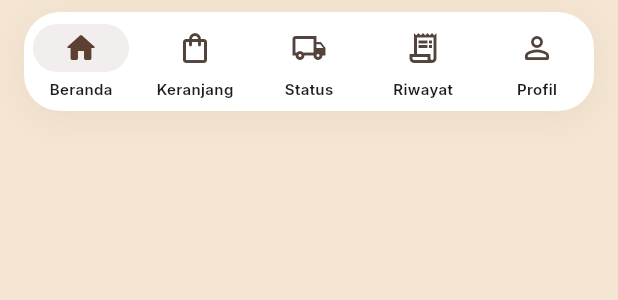
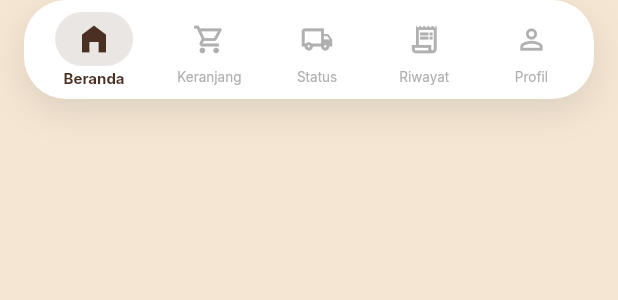
Before and after one commit to DeryWahyu/ciks_coffee_mobile, a Flutter app: the AppBottomNavigation widget shown alone on an empty page, opened directly with empty values, on a phone screen of 412 x 824 dp. Shown: the top 300 px of the screen. Run offline on Flutter 3.47's test engine with Material 3 defaults, Android fonts, the phone set to English and light mode, and no system bars; our stand-ins replace firebase_core, firebase_messaging, flutter_local_notifications, flutter_secure_storage, google_fonts, image_picker and 1 more; missing offline and left inert: flutter_ringtone_player; accounts and stored records are empty; network calls fail.

Commit message:
kembalikan ui lama

```diff
--- a/lib/widgets/app_bottom_navigation.dart
+++ b/lib/widgets/app_bottom_navigation.dart
@@ -1,7 +1,6 @@
 import 'package:flutter/material.dart';
 
 import '../providers/language_provider.dart';
-import 'coffee_overlays.dart';
 
 class AppBottomNavigation extends StatelessWidget {
   const AppBottomNavigation({
@@ -21,74 +20,124 @@ class AppBottomNavigation extends StatelessWidget {
   Widget build(BuildContext context) {
     return SafeArea(
       top: false,
-      child: Padding(
-        padding: const EdgeInsets.fromLTRB(16, 8, 16, 12),
       child: Container(
+        margin: const EdgeInsets.fromLTRB(16, 0, 16, 20),
+        padding: const EdgeInsets.symmetric(horizontal: 6, vertical: 8),
         decoration: BoxDecoration(
-            borderRadius: BorderRadius.circular(24),
+          color: Colors.white,
+          borderRadius: BorderRadius.circular(28),
           boxShadow: [
             BoxShadow(
-                color: CoffeeColors.ink.withValues(alpha: 0.07),
-                blurRadius: 22,
-                offset: const Offset(0, 5),
+              color: Colors.black.withValues(alpha: 0.10),
+              blurRadius: 20,
+              offset: const Offset(0, 8),
             ),
           ],
         ),
-          clipBehavior: Clip.antiAlias,
-          child: NavigationBarTheme(
-            data: const NavigationBarThemeData(
-              labelTextStyle: WidgetStatePropertyAll(
-                TextStyle(
-                  fontFamily: 'CiksSans',
-                  fontSize: 10,
-                  fontWeight: FontWeight.w600,
-                ),
-              ),
-            ),
-            child: NavigationBar(
-              selectedIndex: index,
-              onDestinationSelected: onSelected,
-              backgroundColor: Colors.white,
-              surfaceTintColor: Colors.transparent,
-              elevation: 0,
-              height: 66,
-              indicatorColor: CoffeeColors.ink.withValues(alpha: 0.08),
-              destinations: [
-                NavigationDestination(
-                  icon: const Icon(Icons.home_outlined),
-                  selectedIcon: const Icon(Icons.home_rounded),
+        child: Row(
+          mainAxisAlignment: MainAxisAlignment.spaceAround,
+          children: [
+            _buildNavItem(
+              index: 0,
+              icon: Icons.home_outlined,
+              activeIcon: Icons.home_filled,
               label: language.tr('Beranda'),
             ),
-                NavigationDestination(
-                  icon: Badge(
-                    isLabelVisible: cartCount > 0,
-                    label: Text('$cartCount'),
-                    child: const Icon(Icons.shopping_bag_outlined),
+            _buildNavItem(
+              index: 1,
+              icon: Icons.shopping_cart_outlined,
+              activeIcon: Icons.shopping_cart,
+              label: language.tr('Keranjang'),
+              badgeCount: cartCount,
             ),
-                  selectedIcon: Badge(
-                    isLabelVisible: cartCount > 0,
-                    label: Text('$cartCount'),
-                    child: const Icon(Icons.shopping_bag_rounded),
-                  ),
-                  label: language.tr('Keranjang'),
-                ),
-                NavigationDestination(
-                  icon: const Icon(Icons.local_shipping_outlined),
-                  selectedIcon: const Icon(Icons.local_shipping_rounded),
+            _buildNavItem(
+              index: 2,
+              icon: Icons.local_shipping_outlined,
+              activeIcon: Icons.local_shipping,
               label: language.tr('Status'),
             ),
-                NavigationDestination(
-                  icon: const Icon(Icons.receipt_long_outlined),
-                  selectedIcon: const Icon(Icons.receipt_long_rounded),
+            _buildNavItem(
+              index: 3,
+              icon: Icons.receipt_long_outlined,
+              activeIcon: Icons.receipt_long,
               label: language.tr('Riwayat'),
             ),
-                NavigationDestination(
-                  icon: const Icon(Icons.person_outline_rounded),
-                  selectedIcon: const Icon(Icons.person_rounded),
+            _buildNavItem(
+              index: 4,
+              icon: Icons.person_outline,
+              activeIcon: Icons.person,
               label: language.tr('Profil'),
             ),
           ],
         ),
+      ),
+    );
+  }
+
+  Widget _buildNavItem({
+    required int index,
+    required IconData icon,
+    required IconData activeIcon,
+    required String label,
+    int badgeCount = 0,
+  }) {
+    final bool isSelected = this.index == index;
+    return Flexible(
+      child: GestureDetector(
+        onTap: () => onSelected(index),
+        behavior: HitTestBehavior.opaque,
+        child: Padding(
+          padding: const EdgeInsets.symmetric(horizontal: 4),
+          child: Column(
+            mainAxisSize: MainAxisSize.min,
+            children: [
+              AnimatedContainer(
+                duration: const Duration(milliseconds: 300),
+                curve: Curves.easeInOut,
+                padding: EdgeInsets.symmetric(
+                  horizontal: isSelected ? 14 : 10,
+                  vertical: 6,
+                ),
+                decoration: BoxDecoration(
+                  color: isSelected
+                      ? const Color(0xFF4A3022).withValues(alpha: 0.12)
+                      : Colors.transparent,
+                  borderRadius: BorderRadius.circular(20),
+                ),
+                child: Badge(
+                  isLabelVisible: badgeCount > 0,
+                  label: Text(
+                    '$badgeCount',
+                    style: const TextStyle(fontSize: 9, color: Colors.white),
+                  ),
+                  backgroundColor: const Color(0xFFE57373),
+                  child: AnimatedSwitcher(
+                    duration: const Duration(milliseconds: 250),
+                    child: Icon(
+                      isSelected ? activeIcon : icon,
+                      key: ValueKey(isSelected),
+                      color: isSelected
+                          ? const Color(0xFF4A3022)
+                          : const Color(0xFFB0B0B0),
+                      size: isSelected ? 24 : 22,
+                    ),
+                  ),
+                ),
+              ),
+              const SizedBox(height: 2),
+              AnimatedDefaultTextStyle(
+                duration: const Duration(milliseconds: 250),
+                style: TextStyle(
+                  fontFamily: 'CiksSans',
+                  fontSize: isSelected ? 10 : 9,
+                  fontWeight: isSelected ? FontWeight.w700 : FontWeight.w400,
+                  color: isSelected
+                      ? const Color(0xFF4A3022)
+                      : const Color(0xFFB0B0B0),
+                ),
+                child: FittedBox(fit: BoxFit.scaleDown, child: Text(label)),
+              ),
+            ],
           ),
         ),
       ),
```
Lines whose indentation alone changed are shown as unchanged.
